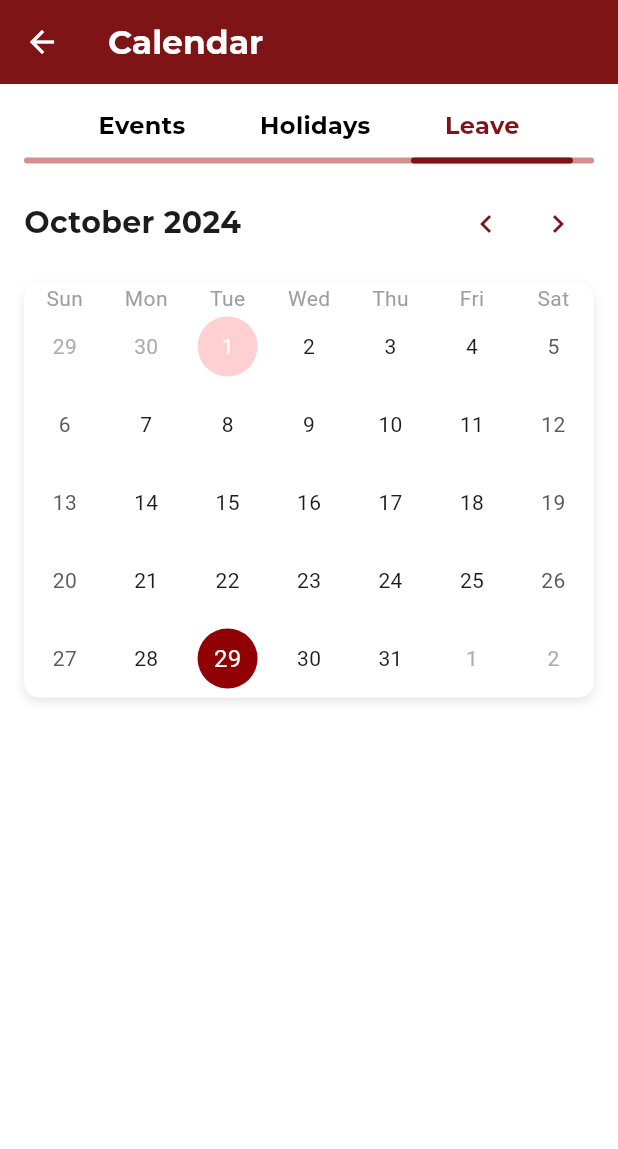
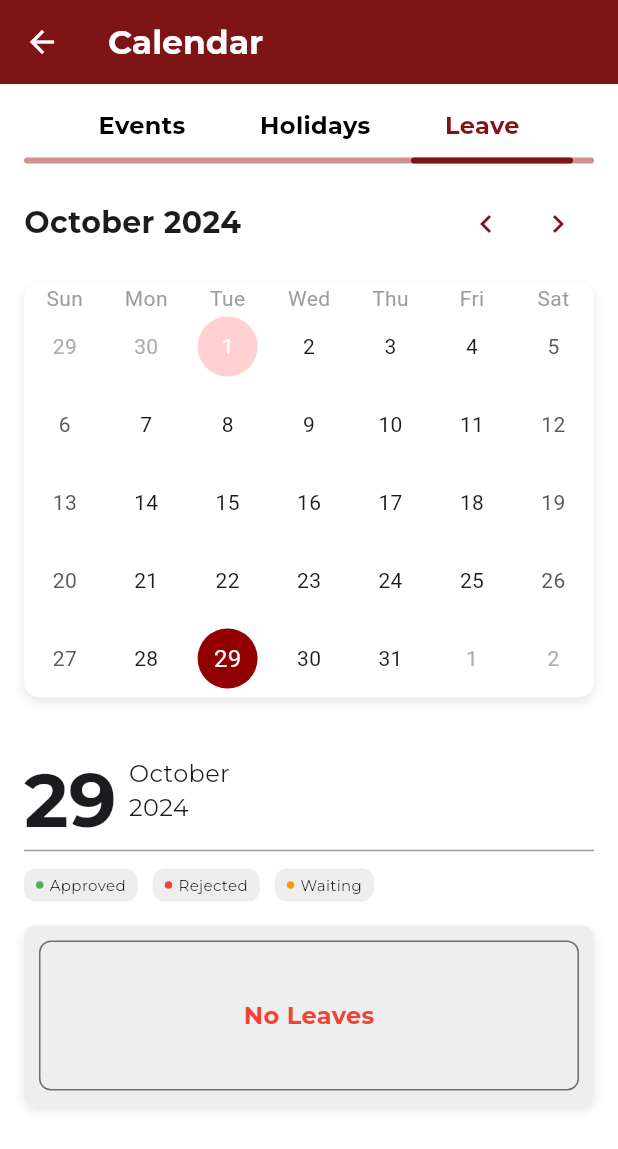
Before and after one commit to Pixoustech/TTM, a Flutter app: the CalendarPage screen opened directly, after a tap on "Holidays", after a tap on "Leave", on a phone screen of 412 x 824 dp. Shown: the top 1149 px of the screen. Run offline on Flutter 3.47's test engine with Material 3 defaults, Android fonts, the light colour scheme and no system bars; drawn by our look-alikes of table_calendar; our stand-ins replace dio, dotted_border, flutter_map, flutter_switch, geocoding, google_fonts and 6 more; missing offline and left inert: flutter_face_api_beta; accounts and stored records are empty.

Commit message:
29-10-2024 calender page all page

```diff
--- a/ttm/lib/Calender_page/Calender_page.dart
+++ b/ttm/lib/Calender_page/Calender_page.dart
@@ -3,7 +3,6 @@ import 'package:google_fonts/google_fonts.dart';
 import 'package:intl/intl.dart';
 import 'package:table_calendar/table_calendar.dart'; // Import the table_calendar package
 import 'package:ttm/Constant.dart';
-import '../Home_Page/Home_page.dart';
 import '../Home_Page/Home_page_Widgets.dart';
 import '../Navigation_page.dart';
 import '../Widgets_page.dart';
@@ -22,9 +21,9 @@ class _CalendarPageState extends State<CalendarPage> {
   DateTime? _selectedDate; // Variable for the selected date
 
   final List<LeaveStatus> _leaveStatuses = [
-    LeaveStatus(fromDate: DateTime(2024, 10, 1), toDate: DateTime(2024, 10, 1), status: "Approved",title:"Design"),
-    LeaveStatus(fromDate: DateTime(2024, 9, 15), toDate: DateTime(2024, 9, 16), status: "Rejected",title:"App develop"),
-    LeaveStatus(fromDate: DateTime(2024, 12, 25), toDate: DateTime(2024, 12, 30), status: "Waiting",title:"App develop"), // Example with a range
+    LeaveStatus(fromDate: DateTime(2024, 10, 1), toDate: DateTime(2024, 10, 1), status: "Approved",title:"Design",description:'Going to Hospital'),
+    LeaveStatus(fromDate: DateTime(2024, 9, 15), toDate: DateTime(2024, 9, 16), status: "Rejected",title:"App develop",description:'Going to Hospital'),
+    LeaveStatus(fromDate: DateTime(2024, 12, 25), toDate: DateTime(2024, 12, 30), status: "Waiting",title:"App develop",description:'Going to Hospital'), // Example with a range
   ];
 
   // Sample data for task statuses
@@ -183,14 +182,8 @@ class _CalendarPageState extends State<CalendarPage> {
                     onDaySelected: (selectedDay, focusedDay) {
                       setState(() {
                         _focusedDay = focusedDay;
-                      _selectedDate = selectedDay; // Set the selected date
+                        _selectedDate = selectedDay;
 
-                      // Check if the selected date is a holiday
-                      if (_holidays.containsKey(selectedDay)) {
-                        _holidayDetail = _holidays[selectedDay];
-                      } else {
-                        _holidayDetail = null; // Reset holiday detail if not a holiday
-                      }
                         if (_startDate == null || (_endDate != null && _startDate != null)) {
                           _startDate = selectedDay; // Set start date
                           _endDate = null; // Reset end date
@@ -319,21 +312,22 @@ class _CalendarPageState extends State<CalendarPage> {
 
 
   Widget _buildLeaveDetail() {
+    // Ensure _selectedDate is not null
     if (_selectedDate == null) return Container();
 
     LeaveStatus? leaveStatus = getLeaveStatusForDate(_selectedDate!);
-    if (leaveStatus == null) {
-      return Container();
-    }
 
-    // Extract day, month, year, and status for UI
+    // Extract day, month, year for UI
     String day = DateFormat('d').format(_selectedDate!);
     String month = DateFormat('MMMM').format(_selectedDate!);
     String year = DateFormat('y').format(_selectedDate!);
-    String status = leaveStatus.status;
-    String title = leaveStatus.title;
-    DateTime fromDate = leaveStatus.fromDate;
-    DateTime toDate = leaveStatus.toDate;
+
+    // Define status and title variables
+    String status = leaveStatus?.status ?? 'No Leave';
+    String title = leaveStatus?.title ?? '';
+    String description = leaveStatus?.description ?? '';
+    DateTime fromDate = leaveStatus?.fromDate ?? DateTime.now();
+    DateTime toDate = leaveStatus?.toDate ?? DateTime.now();
 
     final Map<String, Color> statuses = {
       'Approved': Colors.green,
@@ -344,10 +338,11 @@ class _CalendarPageState extends State<CalendarPage> {
     return Column(
       crossAxisAlignment: CrossAxisAlignment.start,
       children: [
+        // Display the date
         Row(
           children: [
             SizedBox(
-              height: 50,
+              height: 60,
               child: Text(
                 day,
                 style: GoogleFonts.montserrat(fontSize: 50, fontWeight: FontWeight.bold),
@@ -365,6 +360,8 @@ class _CalendarPageState extends State<CalendarPage> {
         ),
         Divider(height: 20, thickness: 1, color: Colors.grey),
         SizedBox(height: 2),
+
+        // Display the status indicators
         Row(
           mainAxisAlignment: MainAxisAlignment.start,
           children: statuses.keys.map((s) {
@@ -389,29 +386,13 @@ class _CalendarPageState extends State<CalendarPage> {
           }).toList(),
         ),
         SizedBox(height: 16),
+
         // Outer container for the status box
-        Row(
-          children: [
-            // Color bar on the left side, outside the main content
         Container(
-              width: 10, // Adjust the width as needed
-              height: 120, // Set the same height as the main content
-              decoration: BoxDecoration(
-                color: statuses[status] ?? Colors.grey,
-                borderRadius: BorderRadius.only(
-                  topLeft: Radius.circular(10),
-                  bottomLeft: Radius.circular(10),
-                ),
-              ),
-            ),
-            SizedBox(width: 0), // Space between the bar and content
-            // Main content section with dynamic size
-            Expanded(
-              child: Container(
-                height: 120, // Set a default height
+          height: 120,
           decoration: BoxDecoration(
             color: Colors.grey[200],
-                  borderRadius: BorderRadius.circular(0),
+            borderRadius: BorderRadius.circular(8),
             boxShadow: [
               BoxShadow(
                 color: Colors.black.withOpacity(0.1),
@@ -421,13 +402,15 @@ class _CalendarPageState extends State<CalendarPage> {
               ),
             ],
           ),
-                child: Stack( // Use Stack to position the status badge
+          child: Stack(
             children: [
               Padding(
-                      padding: EdgeInsets.all(10), // Adjusted padding for a more compact look
+                padding: EdgeInsets.all(10),
                 child: Column(
                   crossAxisAlignment: CrossAxisAlignment.start,
                   children: [
+                    // If there is a leave status, display the title and dates
+                    if (leaveStatus != null) ...[
                       Text(
                         '$title [${leaveStatus.toDate.difference(leaveStatus.fromDate).inDays + 1} Days]',
                         style: GoogleFonts.montserrat(fontSize: 16, fontWeight: FontWeight.bold),
@@ -454,11 +437,35 @@ class _CalendarPageState extends State<CalendarPage> {
                           ),
                         ],
                       ),
-                          Divider(),
+                      Divider (),
+                      Text(
+                        '$description ''',
+                        style: GoogleFonts.montserrat(fontSize: 10, color: Colors.black45),
+                      ),
+                    ] else ...[
+                      // If there is no leave status, display a "No Leaves" message
+                      Container(
+                        width: double.infinity, // Make the container take the full width
+                        height: 100, // Set a specific height for the container
+                        decoration: BoxDecoration(
+                          color: Colors.grey[200],
+                          borderRadius: BorderRadius.circular(8),
+                          border: Border.all(color: Colors.black54, width: 1),
+                        ),
+                        padding: EdgeInsets.all(20), // Increase padding for more space around the text
+                        child: Center( // Center the text within the container
+                          child: Text(
+                            'No Leaves',
+                            style: GoogleFonts.montserrat(fontSize: 16, fontWeight: FontWeight.bold, color: Colors.red),
+                          ),
+                        ),
+                      ),
+                    ],
                   ],
                 ),
               ),
               // Status badge positioned at the top right corner
+              if (leaveStatus != null)
                 Positioned(
                   top: 10,
                   right: 10,
@@ -477,15 +484,10 @@ class _CalendarPageState extends State<CalendarPage> {
             ],
           ),
         ),
-            ),
-          ],
-        ),
         SizedBox(height: 16),
       ],
     );
   }
-
-
 
 
   Widget _buildHolidayDetail() {
@@ -496,69 +498,57 @@ class _CalendarPageState extends State<CalendarPage> {
 
     // Format the date components
     String day = DateFormat('dd').format(_selectedDate!); // Get the day
-    String month =
-    DateFormat('MMMM').format(_selectedDate!); // Get the full month name
+    String month = DateFormat('MMMM').format(_selectedDate!); // Get the full month name
     String year = DateFormat('yyyy').format(_selectedDate!); // Get the year
 
     // Check if the selected date is a holiday
-    String holidayDetail = _holidayDetail ??
-        'No holiday on this date.'; // Get holiday detail or default message
+    String holidayDetail = _holidayDetail ?? 'No holiday on this date.'; // Get holiday detail or default message
 
     return Container(
-      padding: EdgeInsets.all(16), // Add padding for better spacing
-      margin: EdgeInsets.only(top: 16), // Margin for spacing from other widgets
+      padding: EdgeInsets.all(10), // Add padding for better spacing
+      margin: EdgeInsets.only(top: 10), // Margin for spacing from other widgets
       decoration: BoxDecoration(
-        color: Color(0xBBD6D6D6), // Light blue background for the holiday box
+        color: Color(0xFFD6D6D6), // Light blue background for the holiday box
         borderRadius: BorderRadius.circular(10),
         border: Border.all(color: Color(0xFF7E1416), width: 1),
       ),
-      child: Column(
-        crossAxisAlignment: CrossAxisAlignment.start, // Align text to the left
+      child: Column( // Change to Column to stack date and holiday detail
+        crossAxisAlignment: CrossAxisAlignment.start, // Align items to the start
         children: [
           // Row for day and month/year
           Row(
             children: [
-              SizedBox(
-                height: 110, // Height for the day
-                child: Text(
+              // Day
+              Text(
                 day, // Show the day
                 style: GoogleFonts.montserrat(
                   fontSize: 50, // Size for the day
                   fontWeight: FontWeight.bold, // Make the day bold
                 ),
               ),
-              ),
-              SizedBox(width: 8), // Space between day and month/year
+              // Directly display month and year without SizedBox
               Column(
-                crossAxisAlignment: CrossAxisAlignment
-                    .start, // Align month and year to the left
+                crossAxisAlignment: CrossAxisAlignment.start, // Align month and year to the left
                 children: [
-                  SizedBox(
-                    height: 20, // Height for the month
-                    child: Text(
+                  Text(
                     month, // Show the month
                     style: GoogleFonts.montserrat(
                       fontSize: 16, // Size for the month
-                        fontWeight:
-                        FontWeight.normal, // Normal weight for month
+                      fontWeight: FontWeight.normal, // Normal weight for month
                     ),
                   ),
-                  ),
-                  SizedBox(
-                    height: 60, // Height for the year
-                    child: Text(
+                  Text(
                     year, // Show the year
                     style: GoogleFonts.montserrat(
                       fontSize: 16, // Size for the year
                       fontWeight: FontWeight.normal, // Normal weight for year
                     ),
                   ),
-                  ),
                 ],
               ),
             ],
           ),
-          SizedBox(height: 0), // Space between date and holiday detail
+          // Show the holiday detail without any spacing
           Text(
             holidayDetail, // Show the holiday detail
             style: GoogleFonts.montserrat(fontSize: 16),
@@ -569,12 +559,34 @@ class _CalendarPageState extends State<CalendarPage> {
     );
   }
 
-
-
   // New widget to display task status summary
   Widget _buildTaskStatusSummary() {
-    return Row(
-      mainAxisAlignment : MainAxisAlignment.spaceEvenly,
+    // Format the dates
+    String fromDate = _startDate != null ? DateFormat('MMMM d, y').format(_startDate!) : 'N/A';
+    String toDate = _endDate != null ? DateFormat('MMMM d, y').format(_endDate!) : 'N/A';
+
+    return Column(
+      crossAxisAlignment: CrossAxisAlignment.center, // Center the content
+      children: [
+        // Row for From and To dates
+        Row(
+          mainAxisAlignment: MainAxisAlignment.start,
+          children: [
+            Text(
+              'From: $fromDate',
+              style: GoogleFonts.montserrat(fontSize: 12, color: Colors.black,fontWeight:FontWeight.normal ),
+            ),
+            SizedBox(width: 16),
+            Text(
+              'To: $toDate',
+              style: GoogleFonts.montserrat(fontSize: 12, color: Colors.black,fontWeight: FontWeight.normal),
+            ),
+          ],
+        ),
+        SizedBox(height: 8), // Add some space between the dates and the status summary
+        // Task Status Summary
+        Row(
+          mainAxisAlignment: MainAxisAlignment.spaceEvenly,
           children: _taskStatuses.keys.map((status) {
             Color dotColor;
             Color backgroundColor; // Variable for background color
@@ -585,7 +597,7 @@ class _CalendarPageState extends State<CalendarPage> {
                 break;
               case 'In Progress':
                 dotColor = Colors.orange;
-            backgroundColor = Colors.grey[200] !; // Light orange background for In Progress
+                backgroundColor = Colors.grey[200]!; // Light orange background for In Progress
                 break;
               case 'Completed':
                 dotColor = Colors.green;
@@ -623,6 +635,8 @@ class _CalendarPageState extends State<CalendarPage> {
               ),
             );
           }).toList(),
+        ),
+      ],
     );
   }
 
@@ -706,60 +720,13 @@ class _CalendarPageState extends State<CalendarPage> {
   }
 
   Widget _buildSummary() {
+
     switch (_currentView) {
-      case 'holidays':
-        return Column(
-          children: [
-            _buildSummaryBox(
-              title: 'National Day',
-              description:
-              'Celebrate the National Day with various activities and events planned throughout the country.',
-              priority: 'Medium',
-              date: '1st January', // Default date for holidays
-              location: 'National Park',
-              cornerText: 'Holiday', // Default location for holidays
-            ),
-            SizedBox(height: 16), // Add space between boxes
-            _buildSummaryBox(
-              title: 'Labor Day',
-              description: 'Labor Day celebrations with parades and events.',
-              priority: 'Medium',
-              date: '1st May', // Additional date for holidays
-              location: 'City Center',
-              cornerText : 'Holiday', // Default location for holidays
-            ),
-          ],
-        );
-
-      case 'leave':
-        return Column(
-          children: [
-            _buildSummaryBox(
-              title: 'Sick Leave',
-              description:
-              'Sick Leave on 3rd March. Ensure to inform your team and manage your tasks accordingly.',
-              priority: 'Low',
-              date: '3rd March', // Default date for leave
-              location: 'N/A',
-              cornerText: 'Leave', // No specific location for leave
-            ),
-            SizedBox(height: 16), // Add space between boxes
-            _buildSummaryBox(
-              title: 'Vacation Leave',
-              description: 'Vacation Leave from 10th to 20th March.',
-              priority: 'Low',
-              date: ' 10th - 20th March', // Additional date for leave
-              location: 'N/A',
-              cornerText: 'Leave', // No specific location for leave
-            ),
-          ],
-        );
-
       case 'events':
       default:
         return Column(
           children: [
-            _buildSummaryBox(
+            _Eventbox(
               title: 'Team Meeting',
               description:
               'Meeting with the team at 10 AM to discuss project updates and deadlines.',
@@ -769,7 +736,7 @@ class _CalendarPageState extends State<CalendarPage> {
               cornerText: 'Task', // Default location for events
             ),
             SizedBox(height: 16), // Add space between boxes
-            _buildSummaryBox(
+            _Eventbox(
               title: 'Project Deadline',
               description: 'Submit the final project report by the end ',
               priority: 'Low',
@@ -782,7 +749,7 @@ class _CalendarPageState extends State<CalendarPage> {
     }
   }
 
-  Widget _buildSummaryBox({
+  Widget _Eventbox({
     required String title,
     required String description,
     String? priority,
@@ -790,10 +757,13 @@ class _CalendarPageState extends State<CalendarPage> {
     required String location,
     required String cornerText, // New parameter for the corner text
   }) {
+
     return Row(
+
       crossAxisAlignment: CrossAxisAlignment.start,
       children: [
-        // Left-side vertical bar
+
+
         Container(
           width: 10 ,
           height: 130,
```
Lines whose indentation alone changed are shown as unchanged.
